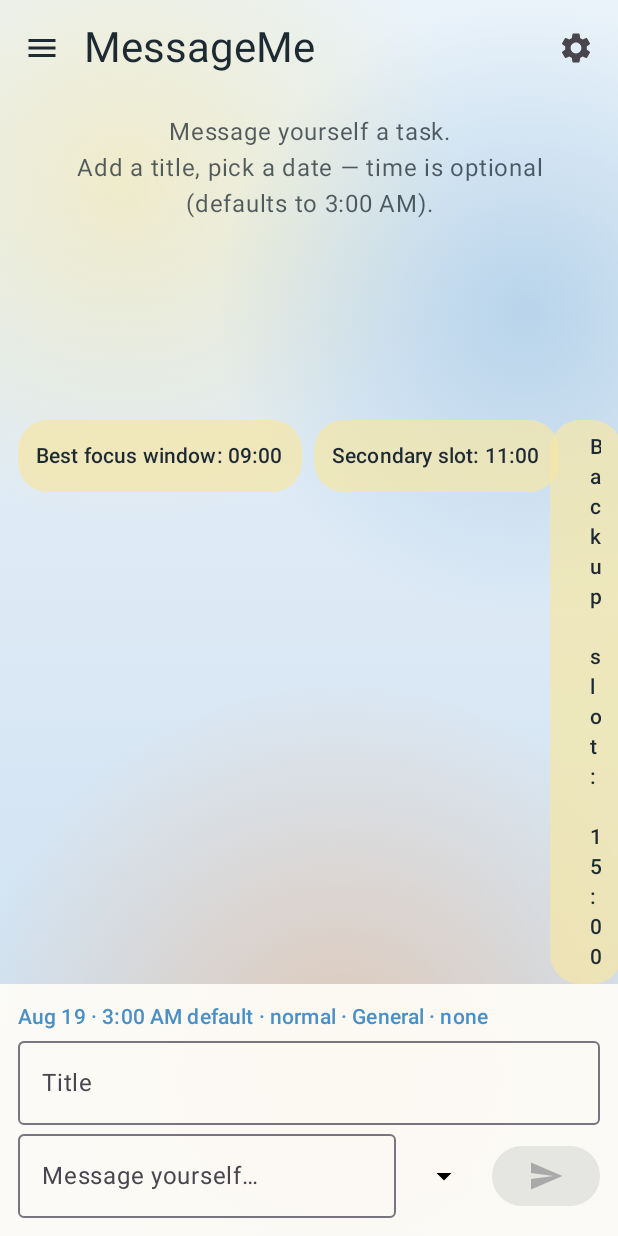
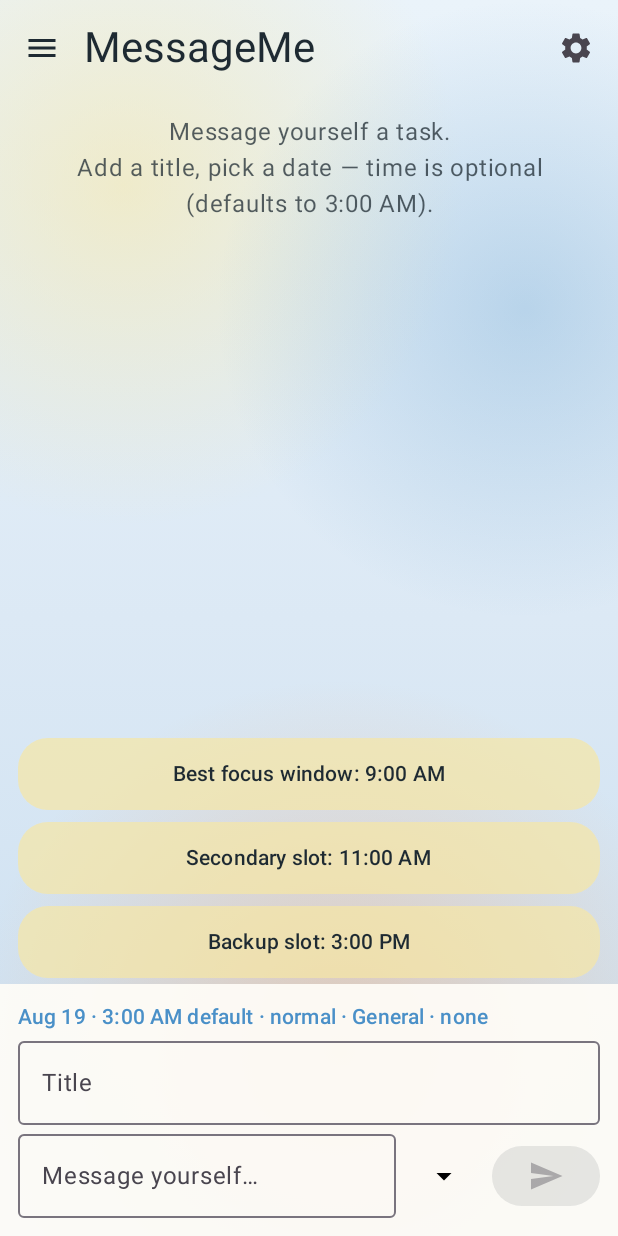
Before and after one commit to r3s0lv343vr/MessageMe, an Android app built with Jetpack Compose: the ChatScreen screen opened through its navigation route, on a phone screen of 412 x 824 dp. Run offline under Robolectric (Android 15) with nearby library versions, the phone set to English and light mode, and no system bars; our stand-ins replace Dagger/Hilt's generated code.

Commit message:
fix: stack schedule suggestion chips in a column
The starter 9am / 11am / 3pm shortcuts were in a single row, which crushed
Backup slot into vertical letters on a phone with the keyboard open.

Co-authored-by: r3s0lv343vr <r3s0lv343vr@users.noreply.github.com>

```diff
--- a/app/src/main/java/com/unbound/messageme/ui/chat/ChatScreen.kt
+++ b/app/src/main/java/com/unbound/messageme/ui/chat/ChatScreen.kt
@@ -198,19 +198,25 @@ fun ChatScreen(
                 }
 
                 if (suggestions.isNotEmpty()) {
-                    Row(
+                    Column(
                         Modifier
                             .fillMaxWidth()
-                            .padding(horizontal = 12.dp),
-                        horizontalArrangement = Arrangement.spacedBy(8.dp)
+                            .padding(horizontal = 12.dp, vertical = 4.dp),
+                        verticalArrangement = Arrangement.spacedBy(8.dp),
+                        horizontalAlignment = Alignment.Start
                     ) {
                         suggestions.take(3).forEach { suggestion ->
                             TextButton(
-                                onClick = { selectedTime = suggestion.time }, Modifier
+                                onClick = { selectedTime = suggestion.time },
+                                modifier = Modifier
+                                    .fillMaxWidth()
                                     .clip(RoundedCornerShape(20.dp))
                                     .background(PastelYellow.copy(alpha = 0.7f))
                             ) {
-                                Text("${suggestion.label}: ${suggestion.time}", color = Ink)
+                                Text(
+                                    "${suggestion.label}: ${suggestion.time.format(DateTimeFormatter.ofPattern("h:mm a"))}",
+                                    color = Ink
+                                )
                             }
                         }
                     }
```
